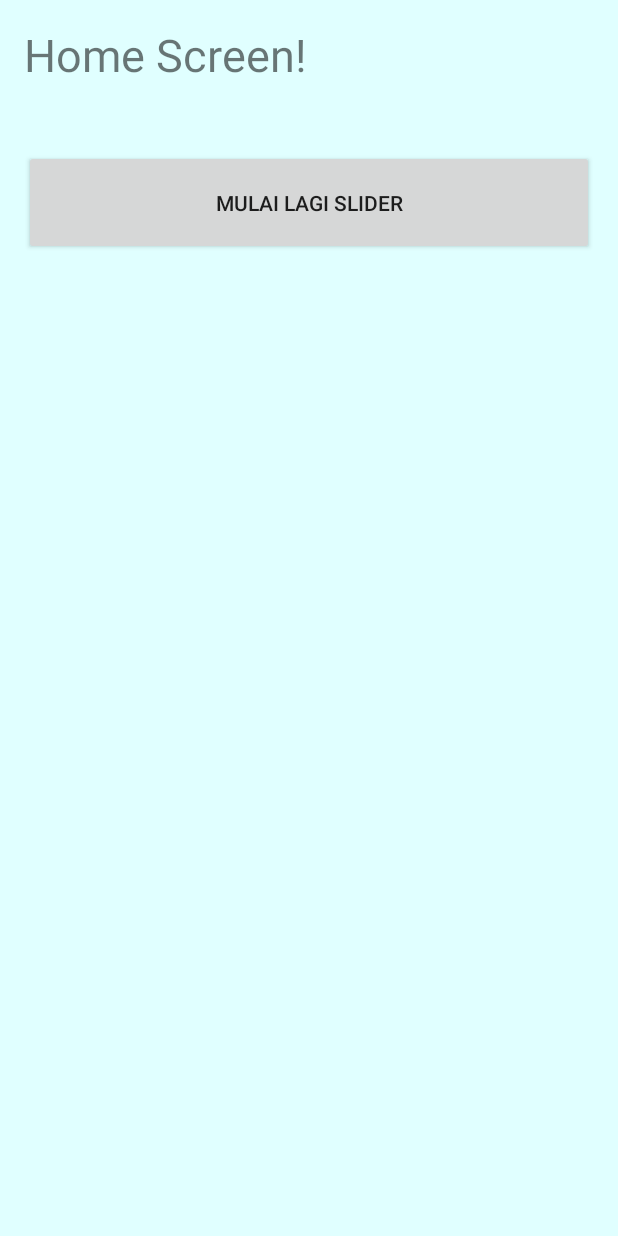
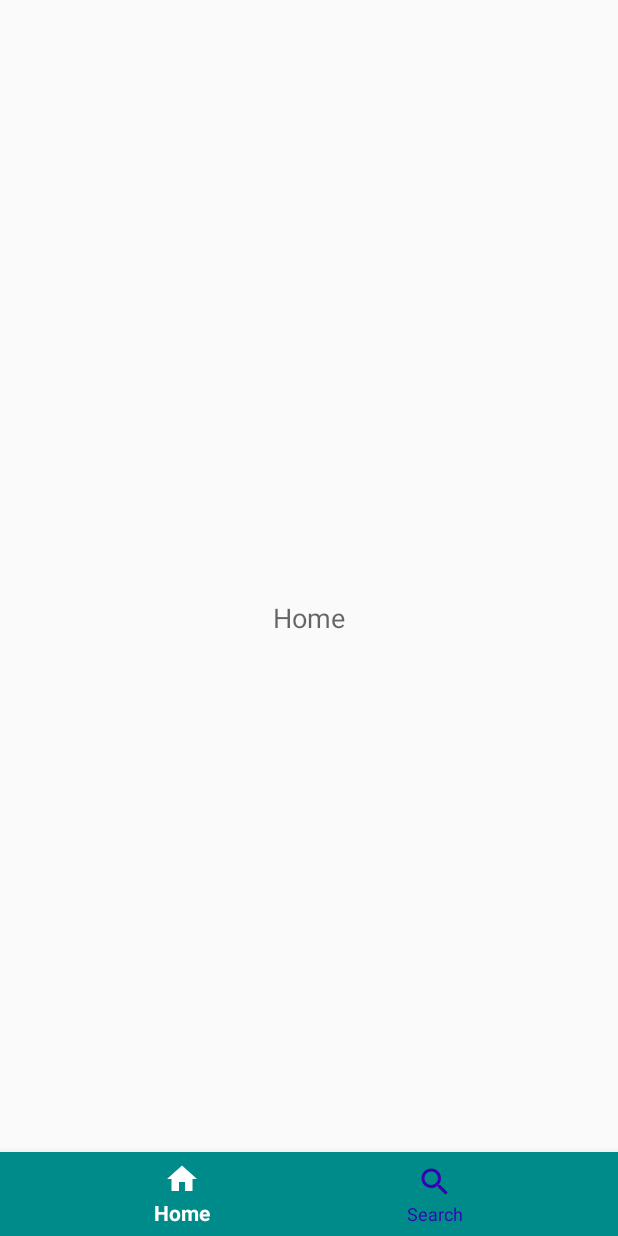
Before and after one commit to iqbalatma/explore_borneo, an Android app: the MainActivity screen opened directly, with no data from a screen before it, on a phone screen of 412 x 824 dp. Run offline under Robolectric (Android 15) with nearby library versions, the phone set to English and light mode, and no system bars.

Commit message:
membuat menu bottom navigation

```diff
--- a/app/src/main/AndroidManifest.xml
+++ b/app/src/main/AndroidManifest.xml
@@ -9,7 +9,7 @@
         android:roundIcon="@mipmap/ic_launcher_round"
         android:supportsRtl="true"
         android:theme="@style/AppTheme">
-        <activity android:name=".MainActivity"></activity>
+        <activity android:name=".MainActivity" />
         <activity android:name=".SliderActivity">
             <intent-filter>
                 <action android:name="android.intent.action.MAIN" />
--- /dev/null
+++ b/app/src/main/java/com/example/exploreborneo/FragmentHome.java
@@ -0,0 +1,26 @@
+package com.example.exploreborneo;
+
+import android.os.Bundle;
+import android.view.LayoutInflater;
+import android.view.View;
+import android.view.ViewGroup;
+import androidx.annotation.NonNull;
+import androidx.annotation.Nullable;
+import androidx.fragment.app.Fragment;
+
+public class FragmentHome extends Fragment {
+    /*
+        NIM         : 10117124
+        Nama        : Iqbal Atma Muliawan
+        Kelas       : IF4
+        Matakuliah  : Aplikasi Komputasi Bergerak
+
+        2 Juli 2020    : Membuat fragment home
+     */
+    @Nullable
+    @Override
+    public View onCreateView(@NonNull LayoutInflater inflater, @Nullable ViewGroup container, @Nullable Bundle savedInstanceState) {
+        View view = inflater.inflate(R.layout.fragment_home, container, false);
+        return view;
+    }
+}
--- a/app/src/main/java/com/example/exploreborneo/MainActivity.java
+++ b/app/src/main/java/com/example/exploreborneo/MainActivity.java
@@ -3,12 +3,18 @@ package com.example.exploreborneo;
 
 import android.content.Intent;
 import android.os.Bundle;
+import android.view.MenuItem;
 import android.view.View;
 import android.widget.Button;
+
+import androidx.annotation.NonNull;
 import androidx.appcompat.app.AppCompatActivity;
+import androidx.fragment.app.Fragment;
+
+import com.google.android.material.bottomnavigation.BottomNavigationView;
 
 
-public class MainActivity extends AppCompatActivity {
+public class MainActivity extends AppCompatActivity implements BottomNavigationView.OnNavigationItemSelectedListener {
 
     /*
     NIM         : 10117124
@@ -17,6 +23,7 @@ public class MainActivity extends AppCompatActivity {
     Matakuliah  : Aplikasi Komputasi Bergerak
 
     24 Juni 2020    : Membuat main activity yang akan dijalankan ketika slider selesai
+    2 Juli 2020     : Membuat buttom navigation
  */
 
     Button button;
@@ -26,15 +33,48 @@ public class MainActivity extends AppCompatActivity {
         super.onCreate(savedInstanceState);
         setContentView(R.layout.activity_main);
 
-        findViewById(R.id.button).setOnClickListener(new View.OnClickListener() {
-            @Override
-            public void onClick(View v) {
-                PrefManager prefManager = new PrefManager(getApplicationContext());
-                prefManager.setFirstTimeLaunch(true);
-                startActivity(new Intent(MainActivity.this, SliderActivity.class));
-                finish();
-            }
-        });
+
+        // kita set default nya Home Fragment
+        loadFragment(new FragmentHome());
+        // inisialisasi BottomNavigaionView
+        BottomNavigationView bottomNavigationView = findViewById(R.id.bn_main);
+        // beri listener pada saat item/menu bottomnavigation terpilih
+        bottomNavigationView.setOnNavigationItemSelectedListener(this);
+
+
+
+
+
+
+
+
 
     }
+
+
+    // method untuk load fragment yang sesuai
+    private boolean loadFragment (Fragment fragment) {
+        if (fragment != null) {
+            getSupportFragmentManager().beginTransaction()
+                    .replace(R.id.fl_container, fragment)
+                    .commit();
+            return true;
+        }
+        return false;
+    }
+
+
+
+    public boolean onNavigationItemSelected(@NonNull MenuItem item) {
+        Fragment fragment = null;
+        switch (item.getItemId()){
+            case R.id.home_menu:
+                fragment = new FragmentHome();
+                break;
+            case R.id.search_menu:
+                fragment = new FragmentSearch();
+                break;
+        }
+        return loadFragment(fragment);
+    }
 }
--- /dev/null
+++ b/app/src/main/res/drawable/ic_home_24.xml
@@ -0,0 +1,10 @@
+<vector xmlns:android="http://schemas.android.com/apk/res/android"
+    android:width="24dp"
+    android:height="24dp"
+    android:viewportWidth="24"
+    android:viewportHeight="24"
+    android:tint="?attr/colorControlNormal">
+  <path
+      android:fillColor="@android:color/white"
+      android:pathData="M10,20v-6h4v6h5v-8h3L12,3 2,12h3v8z"/>
+</vector>
--- /dev/null
+++ b/app/src/main/res/drawable/ic_search_24.xml
@@ -0,0 +1,10 @@
+<vector xmlns:android="http://schemas.android.com/apk/res/android"
+    android:width="24dp"
+    android:height="24dp"
+    android:viewportWidth="24"
+    android:viewportHeight="24"
+    android:tint="?attr/colorControlNormal">
+  <path
+      android:fillColor="@android:color/white"
+      android:pathData="M15.5,14h-0.79l-0.28,-0.27C15.41,12.59 16,11.11 16,9.5 16,5.91 13.09,3 9.5,3S3,5.91 3,9.5 5.91,16 9.5,16c1.61,0 3.09,-0.59 4.23,-1.57l0.27,0.28v0.79l5,4.99L20.49,19l-4.99,-5zM9.5,14C7.01,14 5,11.99 5,9.5S7.01,5 9.5,5 14,7.01 14,9.5 11.99,14 9.5,14z"/>
+</vector>
--- /dev/null
+++ b/app/src/main/res/drawable/state_bnve.xml
@@ -0,0 +1,5 @@
+<?xml version="1.0" encoding="utf-8"?>
+<selector xmlns:android="http://schemas.android.com/apk/res/android">
+        <item android:color="@android:color/white" android:state_checked="true"/>
+        <item android:color="@color/colorPrimaryDark"/>
+</selector>
--- a/app/src/main/res/layout/activity_main.xml
+++ b/app/src/main/res/layout/activity_main.xml
@@ -1,37 +1,26 @@
-<?xml version="1.0" encoding="utf-8"?>
 <RelativeLayout xmlns:android="http://schemas.android.com/apk/res/android"
+    xmlns:app="http://schemas.android.com/apk/res-auto"
     xmlns:tools="http://schemas.android.com/tools"
-    android:id="@+id/activity_main"
     android:layout_width="match_parent"
     android:layout_height="match_parent"
-    android:paddingBottom="@dimen/activity_vertical_margin"
-    android:paddingLeft="@dimen/activity_horizontal_margin"
-    android:paddingRight="@dimen/activity_horizontal_margin"
-    android:paddingTop="@dimen/activity_vertical_margin"
-    android:background="#E0FFFF"
     tools:context=".MainActivity">
 
-    <Button
-        android:layout_width="300dp"
-        android:layout_height="70dp"
-        android:text="Mulai Lagi Slider"
-        android:layout_below="@+id/textView"
-        android:layout_alignParentLeft="true"
-        android:layout_alignParentStart="true"
-        android:layout_marginTop="43dp"
-        android:id="@+id/button"
-        android:layout_alignParentRight="true"
-        android:layout_alignParentEnd="true" />
+    <!--Content Main-->
+    <FrameLayout
+        android:id="@+id/fl_container"
+        android:layout_width="match_parent"
+        android:layout_height="match_parent"
+        app:layout_behavior="@string/appbar_scrolling_view_behavior" />
 
-    <TextView
-        android:layout_width="wrap_content"
+    <com.google.android.material.bottomnavigation.BottomNavigationView
+        android:id="@+id/bn_main"
+        android:layout_width="match_parent"
         android:layout_height="wrap_content"
-        android:textSize="30sp"
-        android:text="Home Screen!"
-        android:id="@+id/textView"
-        android:layout_alignParentTop="true"
-        android:layout_alignParentLeft="true"
-        android:layout_alignParentStart="true"
-        android:layout_alignParentRight="true"
-        android:layout_alignParentEnd="true" />
+        android:layout_alignParentBottom="true"
+        android:background="@color/colorPrimary"
+        app:itemIconTint="@drawable/state_bnve"
+        app:itemTextColor="@drawable/state_bnve"
+        app:menu="@menu/buttom_navigation" />
+
+
 </RelativeLayout>
--- /dev/null
+++ b/app/src/main/res/layout/fragment_home.xml
@@ -0,0 +1,15 @@
+<?xml version="1.0" encoding="utf-8"?>
+<RelativeLayout xmlns:android="http://schemas.android.com/apk/res/android"
+    android:layout_width="match_parent"
+    android:layout_height="match_parent"
+    android:orientation="vertical">
+
+    <TextView
+        android:id="@+id/tv_home"
+        android:layout_width="wrap_content"
+        android:layout_height="wrap_content"
+        android:layout_centerInParent="true"
+        android:text="@string/buttom_nav_home"
+        android:textAppearance="@style/TextAppearance.AppCompat.Medium" />
+
+</RelativeLayout>
--- /dev/null
+++ b/app/src/main/res/menu/buttom_navigation.xml
@@ -0,0 +1,13 @@
+<?xml version="1.0" encoding="utf-8"?>
+<menu xmlns:android="http://schemas.android.com/apk/res/android">
+    <item
+        android:id="@+id/home_menu"
+        android:title="@string/buttom_nav_home"
+        android:icon="@drawable/ic_home_24"/>
+
+    <item
+        android:id="@+id/search_menu"
+        android:title="@string/buttom_nav_search"
+        android:icon="@drawable/ic_search_24"/>
+
+</menu>
--- a/app/src/main/res/values/dimens.xml
+++ b/app/src/main/res/values/dimens.xml
@@ -10,8 +10,6 @@
     <dimen name="slide_title">30dp</dimen>
     <dimen name="slide_desc">16dp</dimen>
     <dimen name="desc_padding">40dp</dimen>
-
-
 
 
     <dimen name="dimen0">0dp</dimen>
--- a/app/src/main/res/values/strings.xml
+++ b/app/src/main/res/values/strings.xml
@@ -19,4 +19,12 @@
     <string name="slide_4_title">GUIDE</string>
     <string name="slide_4_desc">Cari Guide Untuk Menemani Perjalananmu Agar  semakin asyik </string>
 
+
+    <!--    Menu    -->
+    <string name="buttom_nav_home">Home</string>
+    <string name="buttom_nav_search">Search</string>
+    <string name="title_activity_test">MainActivity</string>
+    <string name="title_home">Home</string>
+    <string name="title_dashboard">Dashboard</string>
+    <string name="title_notifications">Notifications</string>
 </resources>
```
Also changed, not shown: app/build.gradle (+7 -0 lines), app/src/main/java/com/example/exploreborneo/FragmentSearch.java (added, +26 -0 lines), app/src/main/res/drawable/ic_dashboard_black_24dp.xml (added, +9 -0 lines), app/src/main/res/drawable/ic_home_black_24dp.xml (added, +9 -0 lines), app/src/main/res/drawable/ic_notifications_black_24dp.xml (added, +9 -0 lines), app/src/main/res/layout/fragment_search.xml (added, +15 -0 lines), app/src/main/res/navigation/mobile_navigation.xml (added, +25 -0 lines), 1 other file.
